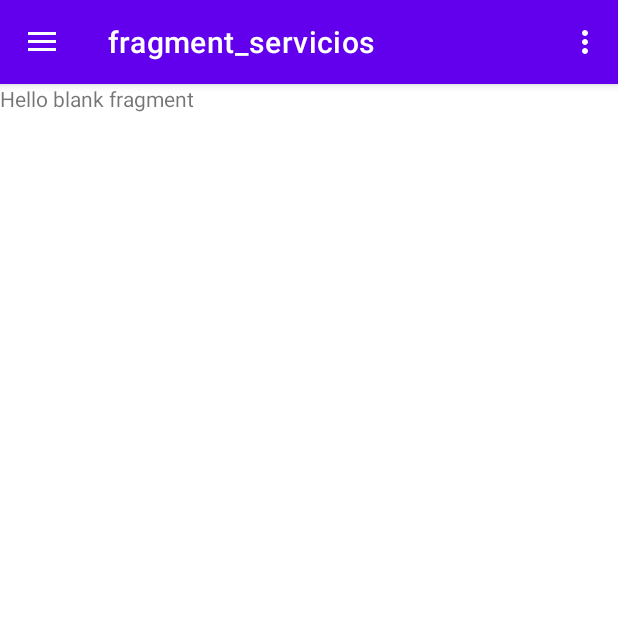
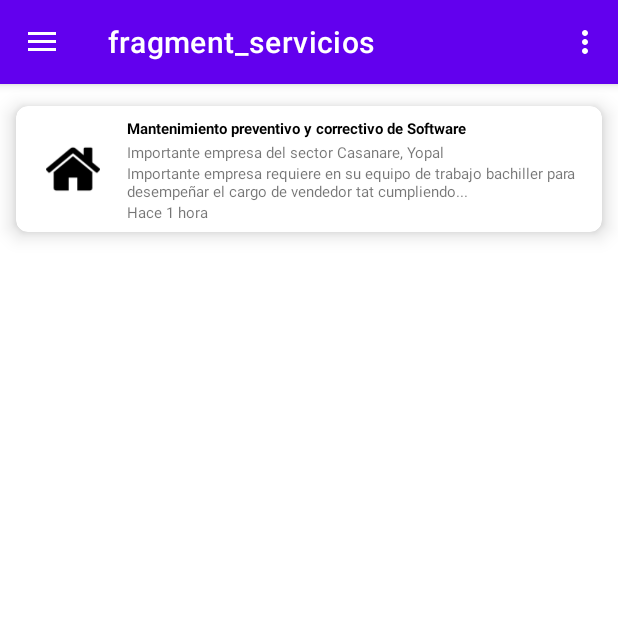
Before and after one commit to Andres-Reyes/KU-1.0, an Android app: the screen it shows after launch (MainActivity), in the side drawer, after a tap on "servicios", on a phone screen of 412 x 824 dp, the top half of it. Run offline under Robolectric (Android 15) with nearby library versions, the light colour scheme and no system bars; our stand-ins replace navigation-ui.

Commit message:
Get commit

```diff
--- a/app/src/main/java/com/example/ku10/FragmentServicios.java
+++ b/app/src/main/java/com/example/ku10/FragmentServicios.java
@@ -59,6 +59,6 @@ public class FragmentServicios extends Fragment {
     public View onCreateView(LayoutInflater inflater, ViewGroup container,
                              Bundle savedInstanceState) {
         // Inflate the layout for this fragment
-        return inflater.inflate(R.layout.fragment_servicios, container, false);
+        return inflater.inflate(R.layout.list_element, container, false);
     }
 }
--- /dev/null
+++ b/app/src/main/res/layout/list_element.xml
@@ -0,0 +1,81 @@
+<?xml version="1.0" encoding="utf-8"?>
+<androidx.cardview.widget.CardView xmlns:android="http://schemas.android.com/apk/res/android"
+    xmlns:app="http://schemas.android.com/apk/res-auto"
+    xmlns:tools="http://schemas.android.com/tools"
+    android:layout_width="match_parent"
+    android:layout_height="wrap_content"
+    android:animateLayoutChanges="true"
+    app:cardCornerRadius="8dp"
+    app:cardElevation="8dp"
+    app:cardUseCompatPadding="true">
+
+    <LinearLayout
+        android:layout_width="match_parent"
+        android:layout_height="wrap_content"
+        android:animateLayoutChanges="true"
+        android:orientation="vertical">
+
+        <RelativeLayout
+            android:layout_width="match_parent"
+            android:layout_height="wrap_content"
+            android:orientation="horizontal"
+            android:padding="6dp">
+            <ImageView
+                android:layout_width="64dp"
+                android:layout_height="64dp"
+                android:id="@+id/iconImageView"
+                android:layout_alignParentStart="true"
+                android:layout_centerVertical="true"
+                android:layout_gravity="center"
+                android:padding="14dp"
+                android:paddingRight="14dp"
+                app:srcCompat="@drawable/home"
+                android:layout_alignParentLeft="true"/>
+
+            <LinearLayout
+                android:id="@+id/linearLayout"
+                android:layout_width="wrap_content"
+                android:layout_height="wrap_content"
+                android:layout_alignParentTop="true"
+                android:layout_marginStart="4dp"
+                android:layout_marginTop="2dp"
+                android:layout_toEndOf="@+id/iconImageView"
+                android:orientation="vertical"
+                android:layout_marginLeft="4dp"
+                android:layout_toRightOf="@+id/iconImageView">
+                <TextView
+                    android:id="@+id/nameTextView"
+                    android:layout_width="match_parent"
+                    android:layout_height="wrap_content"
+                    android:layout_marginBottom="2dp"
+                    android:text="Mantenimiento preventivo y correctivo de Software"
+                    android:textColor="@android:color/black"
+                    android:textSize="10sp"
+                    android:textStyle="bold"/>
+                <TextView
+                    android:id="@+id/cityTextView"
+                    android:layout_width="match_parent"
+                    android:layout_height="wrap_content"
+                    android:text="Importante empresa del sector Casanare, Yopal"
+                    android:textSize="10sp"
+                    android:textStyle="normal"/>
+                <TextView
+                    android:id="@+id/statusTextView"
+                    android:layout_width="match_parent"
+                    android:layout_height="wrap_content"
+                    android:text="Importante empresa requiere en su equipo de trabajo bachiller para desempeñar el cargo de vendedor tat cumpliendo..."
+                    android:textSize="10sp"
+                    android:textStyle="normal"/>
+                <TextView
+                    android:id="@+id/horaTextView"
+                    android:layout_width="match_parent"
+                    android:layout_height="wrap_content"
+                    android:text="Hace 1 hora"
+                    android:textSize="10sp"
+                    android:textStyle="normal"/>
+            </LinearLayout>
+
+        </RelativeLayout>
+    </LinearLayout>
+
+</androidx.cardview.widget.CardView>
```
Also changed, not shown: app/src/main/java/com/example/ku10/ListAdapter.java (added, +66 -0 lines), app/src/main/java/com/example/ku10/ListElement.java (added, +57 -0 lines), app/src/main/res/layout/fragment_servicios.xml (+26 -6 lines).
